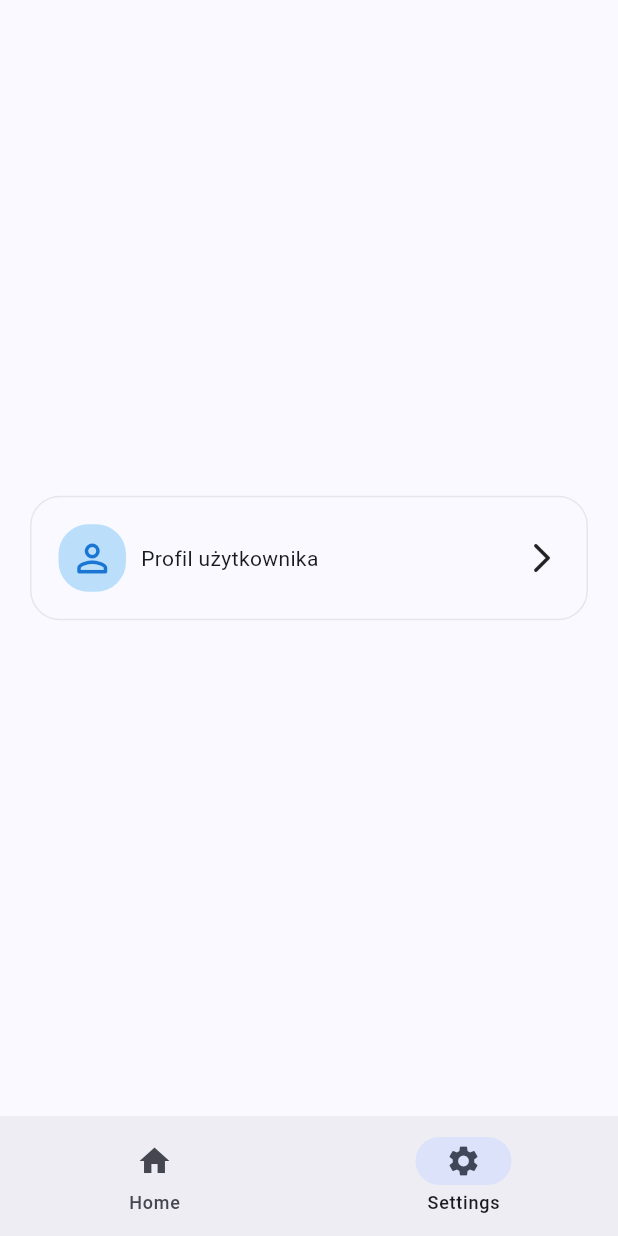
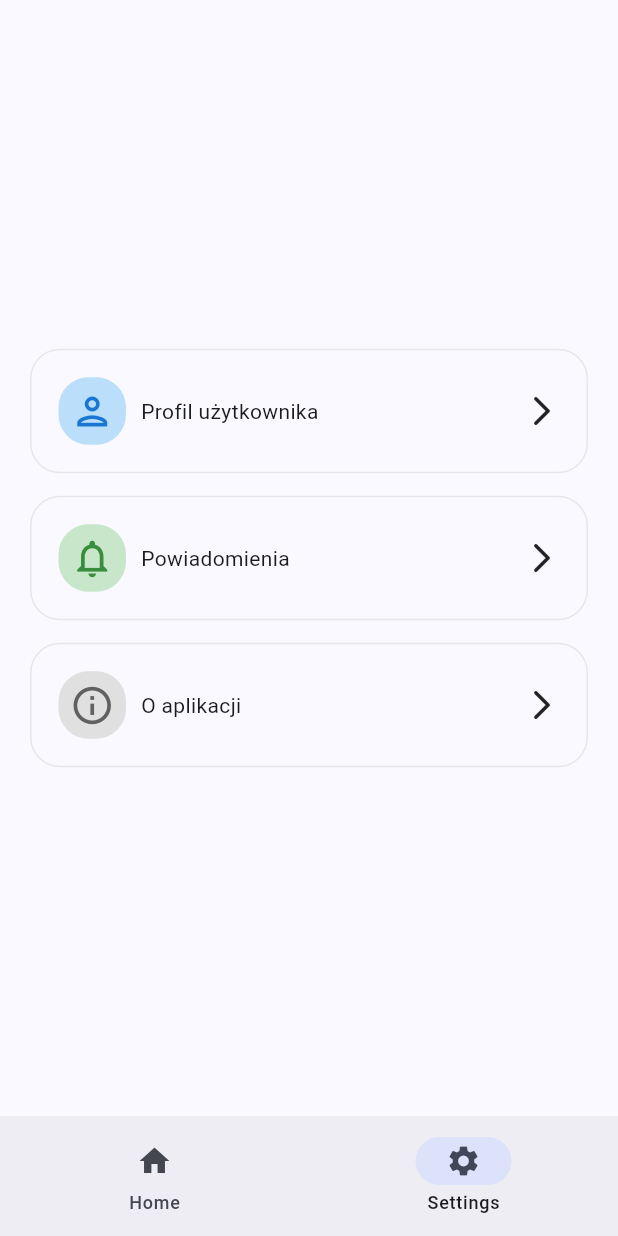
Before and after one commit to sqrasdf/AutoSense, a Flutter app: the screen it shows after launch, item 2 of the bottom bar chosen, on a phone screen of 412 x 824 dp. Run offline on Flutter 3.47's test engine with Material 3 defaults, Android fonts, the phone set to English and light mode, and no system bars.

Commit message:
add notification and info panels to settings page

```diff
--- a/lib/pages/settings_page.dart
+++ b/lib/pages/settings_page.dart
@@ -14,11 +14,24 @@ class SettingsPage extends StatelessWidget {
           children: [
             // SettingsCard(icon: Icons.abc, title: "title", subtitle: "subtitle"),
             SettingsCard(
-              icon: Icons.personal_video_sharp,
+              icon: Icons.person_outlined,
               iconBackgroundColor: Colors.blue.shade100,
-              badgeText: "badgeText",
-              title: "title",
-              description: "description",
+              iconColor: Colors.blue.shade700,
+              text: "Profil użytkownika",
+            ),
+            SizedBox(height: 15),
+            SettingsCard(
+              icon: Icons.notifications_none_outlined,
+              iconBackgroundColor: Colors.green.shade100,
+              iconColor: Colors.green.shade700,
+              text: "Powiadomienia",
+            ),
+            SizedBox(height: 15),
+            SettingsCard(
+              icon: Icons.info_outlined,
+              iconBackgroundColor: Colors.grey.shade300,
+              iconColor: Colors.grey.shade700,
+              text: "O aplikacji",
             ),
           ],
         ),
--- a/lib/widgets/settings_card.dart
+++ b/lib/widgets/settings_card.dart
@@ -3,18 +3,20 @@ import 'package:flutter/material.dart';
 class SettingsCard extends StatelessWidget {
   final IconData icon;
   final Color iconBackgroundColor;
+  final Color iconColor;
 
-  final String badgeText;
-  final String title;
-  final String description;
+  // final String badgeText;
+  final String text;
+  // final String description;
 
   const SettingsCard({
     super.key,
     required this.icon,
     required this.iconBackgroundColor,
-    required this.badgeText,
-    required this.title,
-    required this.description,
+    required this.iconColor,
+    // required this.badgeText,
+    required this.text,
+    // required this.description,
   });
 
   @override
@@ -56,16 +58,10 @@ class SettingsCard extends StatelessWidget {
               color: iconBackgroundColor,
               borderRadius: BorderRadius.circular(20),
             ),
-            child: Center(
-              child: Icon(
-                Icons.person_outline_rounded,
-                size: 30,
-                color: Colors.blue.shade700,
-              ),
-            ),
+            child: Center(child: Icon(icon, size: 30, color: iconColor)),
           ),
           SizedBox(width: 10),
-          Text("Profil użytkownika"),
+          Text(text),
           Expanded(child: Container()),
           Icon(Icons.arrow_forward_ios_rounded),
         ],
```
